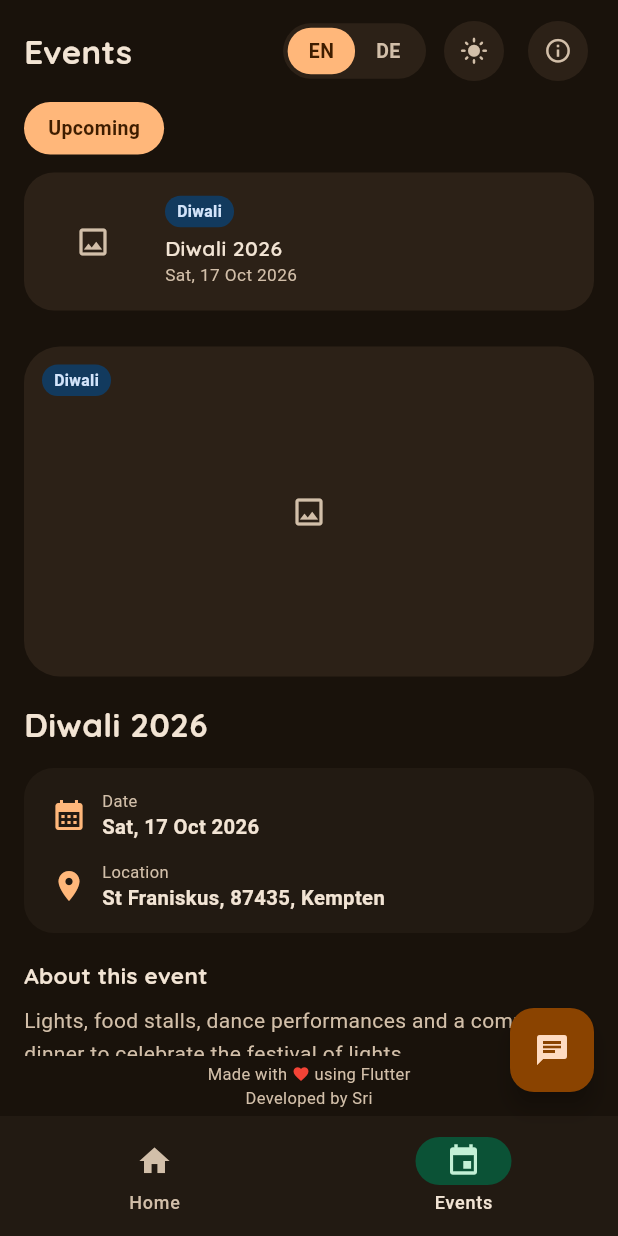
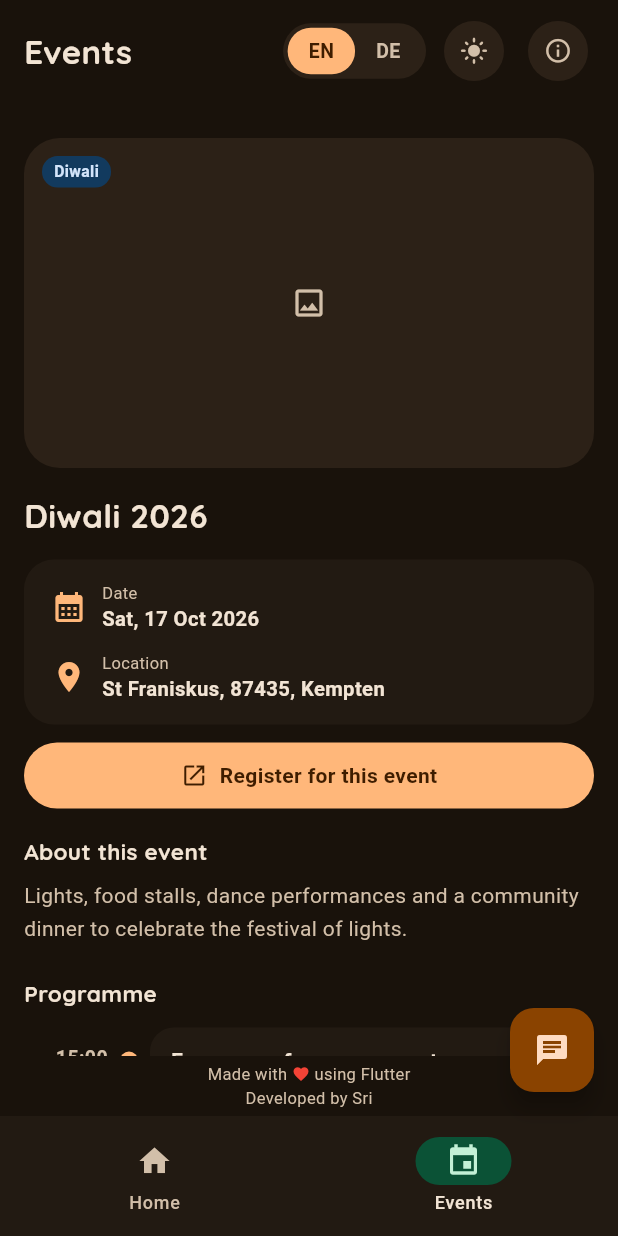
Before and after one commit to Vatsa0408/indian_association_allgaeu, a Flutter app: the screen it shows after launch, item 2 of the bottom bar chosen, on a phone screen of 412 x 824 dp. Run offline on Flutter 3.47's test engine with Material 3 defaults, Android fonts, the phone set to English and light mode, and no system bars; our stand-ins replace flutter_bloc, google_fonts; Roboto replaces fonts that are missing (Mukta).

Commit message:
Added Programm details
Co-Authored-By: Claude Sonnet 5.5 <noreply@anthropic.com>

```diff
--- a/lib/data.dart
+++ b/lib/data.dart
@@ -3,10 +3,18 @@ import 'package:flutter/material.dart';
 // Bilingual values are [en, de] pairs; pick with tr().
 String tr(List<String> pair, String lang) => pair[lang == 'de' ? 1 : 0];
 
+// One time slot of an event programme; [items] are bilingual titles shown together.
+class TimelineSlot {
+  final String start, end; // 24h 'HH:mm', same in EN/DE
+  final List<List<String>> items;
+  const TimelineSlot(this.start, this.end, this.items);
+}
+
 class Event {
   final String id, category, status, location;
   final List<String> title, date, desc;
   final String? registerUrl; // Google Forms link, upcoming events only
+  final List<TimelineSlot> timeline; // empty = no programme shown
   const Event(
     this.id,
     this.category,
@@ -16,6 +24,7 @@ class Event {
     this.location,
     this.desc, {
     this.registerUrl,
+    this.timeline = const [],
   });
 }
 
@@ -33,6 +42,27 @@ const events = [
     ],
     // TODO: placeholder, replace with the real Google Forms link
     registerUrl: 'https://forms.gle/2dn4VTgGxJdJe6Vb6',
+    timeline: [
+      TimelineSlot('15:00', '16:00', [
+        ['Fun games for young guests', 'Spiele für junge Gäste'],
+        ['Tea & refreshments', 'Tee & Erfrischungen'],
+      ]),
+      TimelineSlot('16:00', '16:15', [
+        ['Rangoli', 'Rangoli'],
+      ]),
+      TimelineSlot('16:15', '16:30', [
+        ['Diwali Puja', 'Diwali-Puja'],
+      ]),
+      TimelineSlot('16:30', '19:00', [
+        [
+          'Cultural performance: folk & multicultural dances from across India',
+          'Kulturprogramm: Volks- und multikulturelle Tänze aus ganz Indien',
+        ],
+      ]),
+      TimelineSlot('19:00', '20:30', [
+        ['Grand festive dinner', 'Festliches Abendessen'],
+      ]),
+    ],
   ),
 ];
 
@@ -118,6 +148,7 @@ const strings = {
   'dateLabel': ['Date', 'Datum'],
   'locationLabel': ['Location', 'Ort'],
   'aboutEventHeading': ['About this event', 'Über diese Veranstaltung'],
+  'timelineHeading': ['Programme', 'Programm'],
   'registerCta': [
     'Register for this event',
     'Für diese Veranstaltung anmelden',
--- a/lib/screens/events.dart
+++ b/lib/screens/events.dart
@@ -119,6 +119,36 @@ class EventsScreen extends StatelessWidget {
             ),
           ],
         );
+        final infoBox = Box(
+          color: cs.surfaceContainer,
+          padding: const EdgeInsets.symmetric(horizontal: 18, vertical: 14),
+          child: Wrap(
+            spacing: 24,
+            runSpacing: 12,
+            children: [
+              info(
+                Icons.calendar_month,
+                context.t('dateLabel'),
+                context.l(sel.date),
+              ),
+              info(Icons.location_on, context.t('locationLabel'), sel.location),
+            ],
+          ),
+        );
+        final register = sel.status == 'upcoming' && sel.registerUrl != null
+            ? linkButton(
+                context,
+                context.t('registerCta'),
+                sel.registerUrl!,
+                bg: cs.primary,
+                fg: cs.onPrimary,
+                padding: const EdgeInsets.symmetric(
+                  horizontal: 20,
+                  vertical: 12,
+                ),
+                expand: compact,
+              )
+            : null;
         final detail = Column(
           crossAxisAlignment: CrossAxisAlignment.start,
           children: [
@@ -138,32 +168,20 @@ class EventsScreen extends StatelessWidget {
             const SizedBox(height: 16),
             Text(context.l(sel.title), style: qs(22)),
             const SizedBox(height: 14),
-            SizedBox(
-              width: double.infinity,
-              child: Box(
-                color: cs.surfaceContainer,
-                padding: const EdgeInsets.symmetric(
-                  horizontal: 18,
-                  vertical: 14,
-                ),
-                child: Wrap(
-                  spacing: 24,
-                  runSpacing: 12,
-                  children: [
-                    info(
-                      Icons.calendar_month,
-                      context.t('dateLabel'),
-                      context.l(sel.date),
-                    ),
-                    info(
-                      Icons.location_on,
-                      context.t('locationLabel'),
-                      sel.location,
-                    ),
-                  ],
-                ),
+            if (register == null)
+              SizedBox(width: double.infinity, child: infoBox)
+            else if (compact) ...[
+              SizedBox(width: double.infinity, child: infoBox),
+              const SizedBox(height: 12),
+              SizedBox(width: double.infinity, child: register),
+            ] else
+              Row(
+                children: [
+                  Expanded(child: infoBox),
+                  const SizedBox(width: 16),
+                  register,
+                ],
               ),
-            ),
             const SizedBox(height: 18),
             Text(context.t('aboutEventHeading'), style: qs(15)),
             const SizedBox(height: 8),
@@ -175,19 +193,11 @@ class EventsScreen extends StatelessWidget {
                 color: cs.onSurfaceVariant,
               ),
             ),
-            if (sel.status == 'upcoming' && sel.registerUrl != null) ...[
-              const SizedBox(height: 16),
-              linkButton(
-                context,
-                context.t('registerCta'),
-                sel.registerUrl!,
-                bg: cs.primary,
-                fg: cs.onPrimary,
-                padding: const EdgeInsets.symmetric(
-                  horizontal: 20,
-                  vertical: 12,
-                ),
-              ),
+            if (sel.timeline.isNotEmpty) ...[
+              const SizedBox(height: 22),
+              Text(context.t('timelineHeading'), style: qs(15)),
+              const SizedBox(height: 12),
+              EventTimeline(sel.timeline),
             ],
           ],
         );
@@ -195,7 +205,8 @@ class EventsScreen extends StatelessWidget {
           return SingleChildScrollView(
             child: Column(
               crossAxisAlignment: CrossAxisAlignment.start,
-              children: [left, const SizedBox(height: 24), detail],
+              children: [const SizedBox(height: 24), detail],
+              // children: [left, const SizedBox(height: 24), detail],
             ),
           );
         }
@@ -211,3 +222,102 @@ class EventsScreen extends StatelessWidget {
     );
   }
 }
+
+// Vertical programme: time column | dot + connector line | title card.
+class EventTimeline extends StatelessWidget {
+  final List<TimelineSlot> slots;
+  const EventTimeline(this.slots, {super.key});
+
+  @override
+  Widget build(BuildContext context) {
+    final cs = context.cs;
+    return Column(
+      children: [
+        for (var i = 0; i < slots.length; i++)
+          IntrinsicHeight(
+            child: Row(
+              crossAxisAlignment: CrossAxisAlignment.stretch,
+              children: [
+                SizedBox(
+                  width: 56,
+                  child: Padding(
+                    padding: const EdgeInsets.only(top: 12),
+                    child: Text(
+                      '${slots[i].start}\n${slots[i].end}',
+                      textAlign: TextAlign.right,
+                      style: TextStyle(
+                        fontSize: 13,
+                        height: 1.3,
+                        fontWeight: FontWeight.w600,
+                        color: cs.onSurfaceVariant,
+                      ),
+                    ),
+                  ),
+                ),
+                SizedBox(
+                  width: 28,
+                  child: Column(
+                    children: [
+                      const SizedBox(height: 16),
+                      Container(
+                        width: 12,
+                        height: 12,
+                        decoration: BoxDecoration(
+                          color: cs.primary,
+                          shape: BoxShape.circle,
+                        ),
+                      ),
+                      if (i < slots.length - 1)
+                        Expanded(
+                          child: Container(
+                            width: 2,
+                            color: cs.primary.withValues(alpha: 0.35),
+                          ),
+                        ),
+                    ],
+                  ),
+                ),
+                Expanded(
+                  child: Padding(
+                    padding: EdgeInsets.only(
+                      bottom: i < slots.length - 1 ? 10 : 0,
+                    ),
+                    child: Box(
+                      color: cs.surfaceContainer,
+                      radius: 16,
+                      padding: const EdgeInsets.symmetric(
+                        horizontal: 14,
+                        vertical: 12,
+                      ),
+                      child: SizedBox(
+                        width: double.infinity,
+                        child: Column(
+                          crossAxisAlignment: CrossAxisAlignment.start,
+                          children: [
+                            for (final item in slots[i].items)
+                              Padding(
+                                padding: EdgeInsets.only(
+                                  top: item == slots[i].items.first ? 0 : 6,
+                                ),
+                                child: Text(
+                                  context.l(item),
+                                  style: const TextStyle(
+                                    fontSize: 14,
+                                    height: 1.4,
+                                    fontWeight: FontWeight.w600,
+                                  ),
+                                ),
+                              ),
+                          ],
+                        ),
+                      ),
+                    ),
+                  ),
+                ),
+              ],
+            ),
+          ),
+      ],
+    );
+  }
+}
--- a/lib/shell.dart
+++ b/lib/shell.dart
@@ -166,6 +166,7 @@ Widget linkButton(
   required Color bg,
   required Color fg,
   required EdgeInsets padding,
+  bool expand = false,
 }) => Box(
   color: bg,
   fg: fg,
@@ -173,7 +174,8 @@ Widget linkButton(
   padding: padding,
   onTap: () => open(url),
   child: Row(
-    mainAxisSize: MainAxisSize.min,
+    mainAxisSize: expand ? MainAxisSize.max : MainAxisSize.min,
+    mainAxisAlignment: MainAxisAlignment.center,
     children: [
       const Icon(Icons.open_in_new, size: 18),
       const SizedBox(width: 8),
@@ -432,7 +434,7 @@ Widget _logo(BuildContext context) {
 }
 
 // Keep in sync with `version:` in pubspec.yaml (no package_info_plus dependency).
-const _appVersion = '1.0.0';
+const _appVersion = '1.1.0';
 
 // Opens Flutter's built-in about dialog (includes "View licenses").
 Widget _infoButton(BuildContext context) {
--- a/pubspec.yaml
+++ b/pubspec.yaml
@@ -16,7 +16,7 @@ publish_to: 'none' # Remove this line if you wish to publish to pub.dev
 # https://developer.apple.com/library/archive/documentation/General/Reference/InfoPlistKeyReference/Articles/CoreFoundationKeys.html
 # In Windows, build-name is used as the major, minor, and patch parts
 # of the product and file versions while build-number is used as the build suffix.
-version: 1.0.0+1
+version: 1.1.0+1
 
 environment:
   sdk: ^3.12.2
```
Also changed, not shown: 1 other file.
